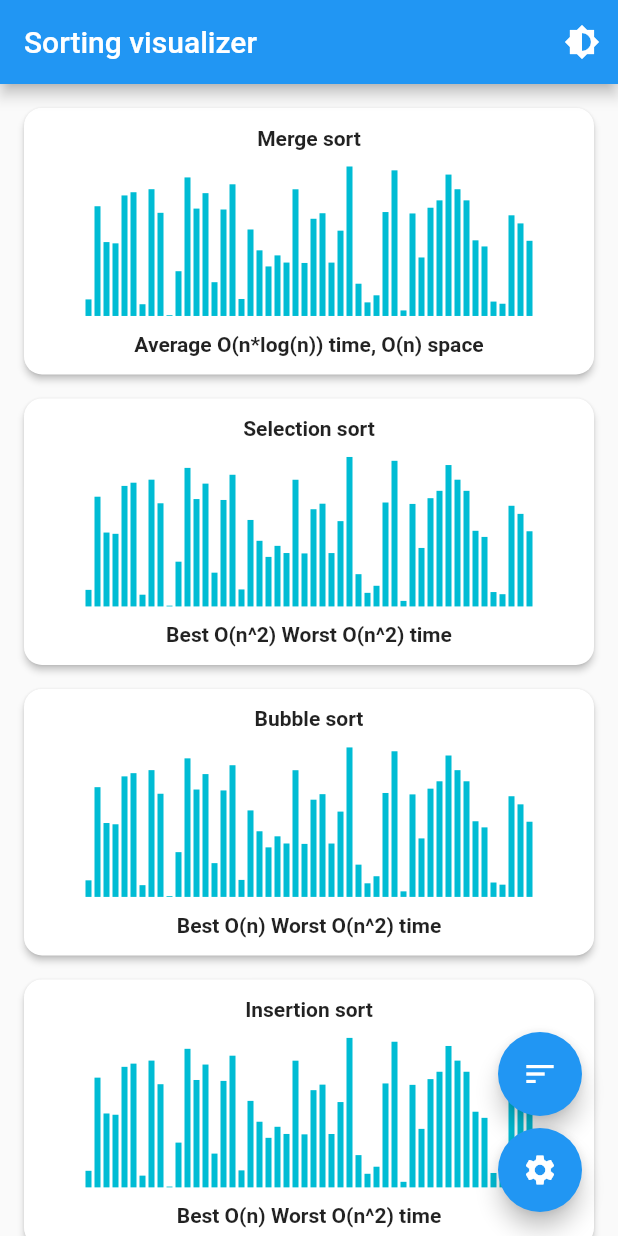
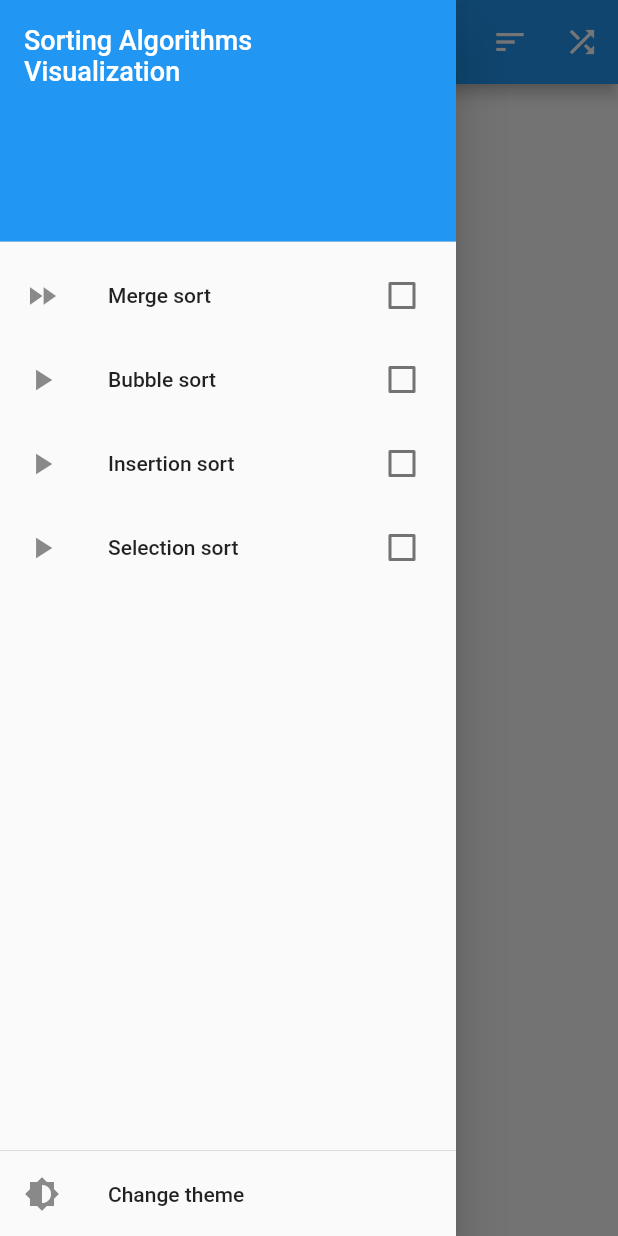
Before and after one commit to VadymPinchuk/visualizer, a Flutter app: the screen it shows after launch, with the side drawer open (before the commit the screen has no drawer), on a phone screen of 412 x 824 dp. Run offline on Flutter 3.47's test engine with Material 2 defaults, Android fonts, the phone set to English and light mode, and no system bars; our stand-ins replace shared_preferences.

Commit message:
Added drawer with options

```diff
--- a/lib/bubble/bubble_sort.dart
+++ b/lib/bubble/bubble_sort.dart
@@ -11,14 +11,16 @@ class BubbleSort extends BaseSort {
   }
 
   @override
-  Future performSorting() async {
+  Future startSorting() async {
     bool isChanged = true;
     int counter = 0;
     isSorting = true;
     while (isSorting && isChanged) {
       isChanged = false;
       for (int i = 0; i < array.length - 1 - counter; i++) {
-        breakSortingCondition();
+        if (!isSorting) {
+          return;
+        }
         prev = i;
         curr = i + 1;
         notifyListeners();
--- a/lib/bubble/bubble_sort_widget.dart
+++ b/lib/bubble/bubble_sort_widget.dart
@@ -2,6 +2,7 @@ import 'package:flutter/material.dart';
 import 'package:flutter/widgets.dart';
 import 'package:provider/provider.dart';
 import 'package:visualizer/bubble/bubble_sort.dart';
+import 'package:visualizer/strings.dart';
 
 class BubbleSortWidget extends StatelessWidget {
   @override
@@ -15,7 +16,7 @@ class BubbleSortWidget extends StatelessWidget {
             mainAxisAlignment: MainAxisAlignment.center,
             children: <Widget>[
               const Text(
-                'Bubble sort',
+                BUBBLE_SORT,
                 style: TextStyle(fontWeight: FontWeight.bold),
                 textAlign: TextAlign.center,
               ),
--- /dev/null
+++ b/lib/holder/sort_holder.dart
@@ -0,0 +1,90 @@
+import 'package:flutter/widgets.dart';
+import 'package:provider/provider.dart';
+import 'package:visualizer/bubble/bubble_sort.dart';
+import 'package:visualizer/bubble/bubble_sort_widget.dart';
+import 'package:visualizer/insertion/insertion_sort.dart';
+import 'package:visualizer/insertion/insertion_sort_widget.dart';
+import 'package:visualizer/merge/merge_sort.dart';
+import 'package:visualizer/merge/merge_sort_widget.dart';
+import 'package:visualizer/selection/selection_sort.dart';
+import 'package:visualizer/selection/selection_sort_widget.dart';
+
+enum Sorting { Merge, Insertion, Selection, Bubble }
+
+class SortHolder extends ChangeNotifier {
+  SortHolder() : super();
+
+  final _sortingSet = <Sorting>{};
+
+  Set<Sorting> get sortingSet => _sortingSet;
+
+  bool contains(Sorting type) => sortingSet.contains(type);
+
+  void switchSorting(Sorting type) {
+    if (_sortingSet.contains(type)) {
+      _sortingSet.remove(type);
+    } else {
+      _sortingSet.add(type);
+    }
+    notifyListeners();
+  }
+
+  List<Widget> generateWidgets(BuildContext context) {
+    final list = <Widget>[];
+    for (final Sorting type in _sortingSet) {
+      switch (type) {
+        case Sorting.Merge:
+          list.add(MergeSortWidget());
+          break;
+        case Sorting.Bubble:
+          list.add(BubbleSortWidget());
+          break;
+        case Sorting.Insertion:
+          list.add(InsertionSortWidget());
+          break;
+        case Sorting.Selection:
+          list.add(SelectionSortWidget());
+          break;
+      }
+    }
+    return list;
+  }
+
+  void shuffleData(BuildContext context) {
+    for (final Sorting type in _sortingSet) {
+      switch (type) {
+        case Sorting.Merge:
+          Provider.of<MergeSort>(context, listen: false).generateData();
+          break;
+        case Sorting.Bubble:
+          Provider.of<BubbleSort>(context, listen: false).generateData();
+          break;
+        case Sorting.Insertion:
+          Provider.of<InsertionSort>(context, listen: false).generateData();
+          break;
+        case Sorting.Selection:
+          Provider.of<SelectionSort>(context, listen: false).generateData();
+          break;
+      }
+    }
+  }
+
+  void startSorting(BuildContext context) {
+    for (final Sorting type in _sortingSet) {
+      switch (type) {
+        case Sorting.Merge:
+          Provider.of<MergeSort>(context, listen: false).startSorting();
+          break;
+        case Sorting.Bubble:
+          Provider.of<BubbleSort>(context, listen: false).startSorting();
+          break;
+        case Sorting.Insertion:
+          Provider.of<InsertionSort>(context, listen: false).startSorting();
+          break;
+        case Sorting.Selection:
+          Provider.of<SelectionSort>(context, listen: false).startSorting();
+          break;
+      }
+    }
+  }
+}
--- a/lib/insertion/insertion_sort.dart
+++ b/lib/insertion/insertion_sort.dart
@@ -13,7 +13,7 @@ class InsertionSort extends BaseSort {
   }
 
   @override
-  Future performSorting() async {
+  Future startSorting() async {
     isSorting = true;
     prev = 0;
     curr = 1;
@@ -22,7 +22,6 @@ class InsertionSort extends BaseSort {
       curr = i;
       notifyListeners();
       while (isSorting && prev >= 0 && array[curr] < array[prev]) {
-        breakSortingCondition();
         notifyListeners();
         final double tmp = array[prev];
         array[prev] = array[curr];
@@ -32,6 +31,9 @@ class InsertionSort extends BaseSort {
         notifyListeners();
         await sleep();
       }
+      if (!isSorting) {
+        return;
+      }
     }
     sorted = 0;
     prev = -1;
--- a/lib/insertion/insertion_sort_widget.dart
+++ b/lib/insertion/insertion_sort_widget.dart
@@ -2,6 +2,7 @@ import 'package:flutter/material.dart';
 import 'package:flutter/widgets.dart';
 import 'package:provider/provider.dart';
 import 'package:visualizer/insertion/insertion_sort.dart';
+import 'package:visualizer/strings.dart';
 
 class InsertionSortWidget extends StatelessWidget {
   @override
@@ -15,7 +16,7 @@ class InsertionSortWidget extends StatelessWidget {
             mainAxisAlignment: MainAxisAlignment.center,
             children: <Widget>[
               const Text(
-                'Insertion sort',
+                INSERTION_SORT,
                 style: TextStyle(fontWeight: FontWeight.bold),
                 textAlign: TextAlign.center,
               ),
--- a/lib/list_page.dart
+++ /dev/null
@@ -1,73 +0,0 @@
-import 'package:flutter/material.dart';
-import 'package:flutter/widgets.dart';
-import 'package:provider/provider.dart';
-import 'package:visualizer/bubble/bubble_sort.dart';
-import 'package:visualizer/bubble/bubble_sort_widget.dart';
-import 'package:visualizer/insertion/insertion_sort.dart';
-import 'package:visualizer/insertion/insertion_sort_widget.dart';
-import 'package:visualizer/merge/merge_sort.dart';
-import 'package:visualizer/merge/merge_sort_widget.dart';
-import 'package:visualizer/selection/selection_sort.dart';
-import 'package:visualizer/selection/selection_sort_widget.dart';
-import 'package:visualizer/theme/theme_config.dart';
-
-class ListPage extends StatefulWidget {
-  const ListPage({Key key, this.title}) : super(key: key);
-
-  final String title;
-
-  @override
-  _ListPageState createState() => _ListPageState();
-}
-
-class _ListPageState extends State<ListPage> {
-  @override
-  Widget build(BuildContext context) => Scaffold(
-        appBar: AppBar(
-          title: Text(widget.title),
-          actions: [
-            IconButton(
-              icon: const Icon(Icons.brightness_6),
-              onPressed: Provider.of<ThemeConfig>(context, listen: false).changeTheme,
-            )
-          ],
-        ),
-        body: ListView(
-          padding: const EdgeInsets.all(8),
-          children: <Widget>[
-            MergeSortWidget(),
-            SelectionSortWidget(),
-            BubbleSortWidget(),
-            InsertionSortWidget(),
-          ],
-        ),
-        floatingActionButton: Column(
-          mainAxisAlignment: MainAxisAlignment.end,
-          children: [
-            Padding(
-              padding: const EdgeInsets.all(8.0),
-              child: FloatingActionButton(
-                onPressed: () {
-                  Provider.of<MergeSort>(context, listen: false).performSorting();
-                  Provider.of<SelectionSort>(context, listen: false).performSorting();
-                  Provider.of<BubbleSort>(context, listen: false).performSorting();
-                  Provider.of<InsertionSort>(context, listen: false).performSorting();
-                },
-                tooltip: 'Sort',
-                child: const Icon(Icons.sort),
-              ),
-            ),
-            FloatingActionButton(
-              onPressed: () {
-                Provider.of<MergeSort>(context, listen: false).generateData();
-                Provider.of<SelectionSort>(context, listen: false).generateData();
-                Provider.of<BubbleSort>(context, listen: false).generateData();
-                Provider.of<InsertionSort>(context, listen: false).generateData();
-              },
-              tooltip: 'Generate',
-              child: const Icon(Icons.settings),
-            ),
-          ],
-        ),
-      );
-}
--- a/lib/main.dart
+++ b/lib/main.dart
@@ -1,18 +1,18 @@
 import 'package:flutter/material.dart';
 import 'package:provider/provider.dart';
 import 'package:visualizer/bubble/bubble_sort.dart';
+import 'package:visualizer/holder/sort_holder.dart';
 import 'package:visualizer/insertion/insertion_sort.dart';
-import 'package:visualizer/list_page.dart';
 import 'package:visualizer/merge/merge_sort.dart';
 import 'package:visualizer/selection/selection_sort.dart';
+import 'package:visualizer/sorting_page.dart';
 import 'package:visualizer/theme/theme_config.dart';
 
 void main() {
-  runApp(MyApp());
+  runApp(SortingVisualApp());
 }
 
-class MyApp extends StatelessWidget {
-  // This widget is the root of your application.
+class SortingVisualApp extends StatelessWidget {
   @override
   Widget build(BuildContext context) {
     WidgetsApp.debugAllowBannerOverride = false;
@@ -24,6 +24,7 @@ class MyApp extends StatelessWidget {
           theme: config.theme,
           home: MultiProvider(
             providers: [
+              ChangeNotifierProvider<SortHolder>(create: (_) => SortHolder()),
               ChangeNotifierProvider<MergeSort>(create: (_) => MergeSort()),
               ChangeNotifierProvider<SelectionSort>(create: (_) => SelectionSort()),
               ChangeNotifierProvider<BubbleSort>(create: (_) => BubbleSort()),
--- a/lib/merge/merge_sort.dart
+++ b/lib/merge/merge_sort.dart
@@ -18,7 +18,7 @@ class MergeSort extends BaseSort {
   }
 
   @override
-  Future performSorting() async {
+  Future startSorting() async {
     isSorting = true;
     final List<double> copy = List<double>.from(array);
     await _mergeSort(array, 0, array.length - 1, copy);
--- a/lib/merge/merge_sort_widget.dart
+++ b/lib/merge/merge_sort_widget.dart
@@ -2,6 +2,7 @@ import 'package:flutter/material.dart';
 import 'package:flutter/widgets.dart';
 import 'package:provider/provider.dart';
 import 'package:visualizer/merge/merge_sort.dart';
+import 'package:visualizer/strings.dart';
 
 class MergeSortWidget extends StatelessWidget {
   @override
@@ -15,7 +16,7 @@ class MergeSortWidget extends StatelessWidget {
             mainAxisAlignment: MainAxisAlignment.center,
             children: <Widget>[
               const Text(
-                'Merge sort',
+                MERGE_SORT,
                 style: TextStyle(fontWeight: FontWeight.bold),
                 textAlign: TextAlign.center,
               ),
--- /dev/null
+++ b/lib/options_drawer.dart
@@ -0,0 +1,68 @@
+import 'package:flutter/material.dart';
+import 'package:flutter/widgets.dart';
+import 'package:provider/provider.dart';
+import 'package:visualizer/holder/sort_holder.dart';
+import 'package:visualizer/strings.dart';
+import 'package:visualizer/theme/theme_config.dart';
+
+class OptionsDrawer extends StatelessWidget {
+  @override
+  Widget build(BuildContext context) {
+    return Drawer(
+      child: Column(
+        children: [
+          Expanded(
+            child: Consumer<SortHolder>(
+              builder: (context, types, _) => ListView(
+                padding: EdgeInsets.zero,
+                children: <Widget>[
+                  DrawerHeader(
+                    child: Text(
+                      DRAWER_TITLE,
+                      style: Theme.of(context).accentTextTheme.bodyText1.copyWith(fontSize: 18.0),
+                    ),
+                    decoration: BoxDecoration(
+                      color: Theme.of(context).accentColor,
+                    ),
+                  ),
+                  CheckboxListTile(
+                    title: const Text(MERGE_SORT),
+                    secondary: const Icon(Icons.fast_forward),
+                    value: types.contains(Sorting.Merge),
+                    onChanged: (_) => types.switchSorting(Sorting.Merge),
+                  ),
+                  CheckboxListTile(
+                    title: const Text(BUBBLE_SORT),
+                    secondary: const Icon(Icons.play_arrow),
+                    value: types.contains(Sorting.Bubble),
+                    onChanged: (_) => types.switchSorting(Sorting.Bubble),
+                  ),
+                  CheckboxListTile(
+                    title: const Text(INSERTION_SORT),
+                    secondary: const Icon(Icons.play_arrow),
+                    value: types.contains(Sorting.Insertion),
+                    onChanged: (_) => types.switchSorting(Sorting.Insertion),
+                  ),
+                  CheckboxListTile(
+                    title: const Text(SELECTION_SORT),
+                    secondary: const Icon(Icons.play_arrow),
+                    value: types.contains(Sorting.Selection),
+                    onChanged: (_) => types.switchSorting(Sorting.Selection),
+                  ),
+                ],
+              ),
+            ),
+          ),
+          const Divider(
+            height: 2.0,
+          ),
+          ListTile(
+            title: const Text('Change theme'),
+            leading: const Icon(Icons.brightness_6),
+            onTap: Provider.of<ThemeConfig>(context, listen: false).changeTheme,
+          ),
+        ],
+      ),
+    );
+  }
+}
--- a/lib/selection/selection_sort_widget.dart
+++ b/lib/selection/selection_sort_widget.dart
@@ -2,6 +2,7 @@ import 'package:flutter/material.dart';
 import 'package:flutter/widgets.dart';
 import 'package:provider/provider.dart';
 import 'package:visualizer/selection/selection_sort.dart';
+import 'package:visualizer/strings.dart';
 
 class SelectionSortWidget extends StatelessWidget {
   @override
@@ -15,7 +16,7 @@ class SelectionSortWidget extends StatelessWidget {
             mainAxisAlignment: MainAxisAlignment.center,
             children: <Widget>[
               const Text(
-                'Selection sort',
+                SELECTION_SORT,
                 style: TextStyle(fontWeight: FontWeight.bold),
                 textAlign: TextAlign.center,
               ),
--- /dev/null
+++ b/lib/sorting_page.dart
@@ -0,0 +1,42 @@
+import 'package:flutter/material.dart';
+import 'package:flutter/widgets.dart';
+import 'package:provider/provider.dart';
+import 'package:visualizer/holder/sort_holder.dart';
+import 'package:visualizer/options_drawer.dart';
+
+class ListPage extends StatefulWidget {
+  const ListPage({Key key, this.title}) : super(key: key);
+
+  final String title;
+
+  @override
+  _ListPageState createState() => _ListPageState();
+}
+
+class _ListPageState extends State<ListPage> {
+  @override
+  Widget build(BuildContext context) => Scaffold(
+        appBar: AppBar(
+          title: Text(widget.title),
+          actions: [
+            IconButton(
+              icon: const Icon(Icons.sort),
+              onPressed: () => Provider.of<SortHolder>(context, listen: false).startSorting(context),
+              tooltip: 'Sort',
+            ),
+            IconButton(
+              icon: const Icon(Icons.shuffle),
+              onPressed: () => Provider.of<SortHolder>(context, listen: false).shuffleData(context),
+              tooltip: 'Shuffle',
+            )
+          ],
+        ),
+        drawer: OptionsDrawer(),
+        body: Consumer<SortHolder>(
+          builder: (context, types, _) => ListView(
+            padding: const EdgeInsets.all(8),
+            children: types.generateWidgets(context),
+          ),
+        ),
+      );
+}
--- /dev/null
+++ b/lib/strings.dart
@@ -0,0 +1,7 @@
+const String MERGE_SORT = 'Merge sort';
+const String HEAP_SORT = 'Heap sort';
+const String BUBBLE_SORT = 'Bubble sort';
+const String INSERTION_SORT = 'Insertion sort';
+const String SELECTION_SORT = 'Selection sort';
+const String APP_TITLE = 'Sorting visualizer';
+const String DRAWER_TITLE = 'Sorting Algorithms\nVisualization';
```
Also changed, not shown: lib/base/base_sort.dart (+1 -7 lines), lib/selection/selection_sort.dart (+5 -2 lines), 1 other file.
